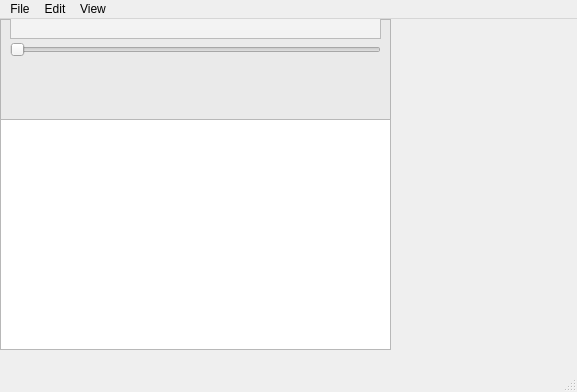
Above: ui/wind.ui from dylanarmstrong/musicroxx before the change. Below: the same form after it.
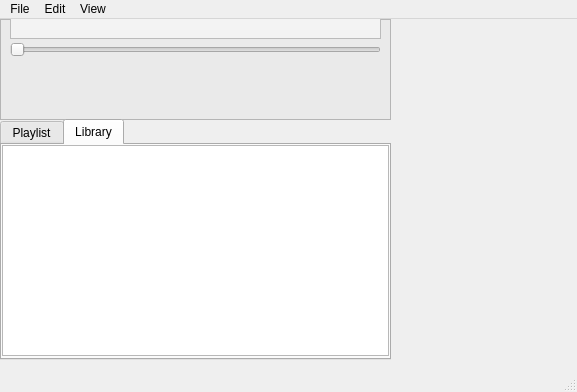
That is the form after the change. The open tabs and pages were chosen to show the change. Icons and pictures are not drawn.

Commit message: Added in preliminary library support

The edit to the form file:
```diff
--- a/ui/wind.ui
+++ b/ui/wind.ui
@@ -257,20 +257,36 @@
      </property>
     </widget>
    </widget>
-   <widget class="QListWidget" name="playlist">
-    <property name="enabled">
-     <bool>true</bool>
-    </property>
+   <widget class="QTabWidget" name="tabContainer">
     <property name="geometry">
      <rect>
       <x>0</x>
       <y>100</y>
       <width>391</width>
-      <height>231</height>
+      <height>241</height>
      </rect>
     </property>
+    <property name="currentIndex">
+     <number>0</number>
+    </property>
+    <widget class="QWidget" name="tabPlaylist">
+     <attribute name="title">
+      <string>Playlist</string>
+     </attribute>
+     <widget class="QListWidget" name="playlist">
+      <property name="enabled">
+       <bool>true</bool>
+      </property>
+      <property name="geometry">
+       <rect>
+        <x>0</x>
+        <y>0</y>
+        <width>387</width>
+        <height>211</height>
+       </rect>
+      </property>
     <property name="sizePolicy">
-     <sizepolicy hsizetype="Expanding" vsizetype="Maximum">
+       <sizepolicy hsizetype="Maximum" vsizetype="Maximum">
       <horstretch>0</horstretch>
       <verstretch>0</verstretch>
      </sizepolicy>
@@ -284,6 +300,52 @@
     <property name="alternatingRowColors">
      <bool>true</bool>
     </property>
+     </widget>
+    </widget>
+    <widget class="QWidget" name="tabLibrary">
+     <attribute name="title">
+      <string>Library</string>
+     </attribute>
+     <widget class="QTreeWidget" name="library">
+      <property name="enabled">
+       <bool>true</bool>
+      </property>
+      <property name="geometry">
+       <rect>
+        <x>0</x>
+        <y>0</y>
+        <width>387</width>
+        <height>211</height>
+       </rect>
+      </property>
+      <property name="sizePolicy">
+       <sizepolicy hsizetype="Maximum" vsizetype="Maximum">
+        <horstretch>0</horstretch>
+        <verstretch>0</verstretch>
+       </sizepolicy>
+      </property>
+      <property name="acceptDrops">
+       <bool>true</bool>
+      </property>
+      <property name="frameShadow">
+       <enum>QFrame::Raised</enum>
+      </property>
+      <property name="alternatingRowColors">
+       <bool>true</bool>
+      </property>
+      <property name="sortingEnabled">
+       <bool>true</bool>
+      </property>
+      <property name="headerHidden">
+       <bool>true</bool>
+      </property>
+      <column>
+       <property name="text">
+        <string>Filename</string>
+       </property>
+      </column>
+     </widget>
+    </widget>
    </widget>
   </widget>
   <widget class="QMenuBar" name="menubar">
```
Lines whose indentation alone changed are shown as unchanged. The commit also changes 2 other files.
